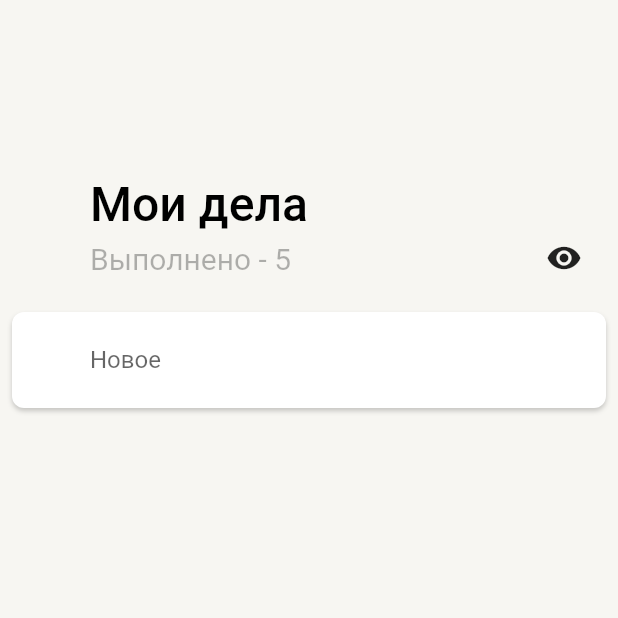
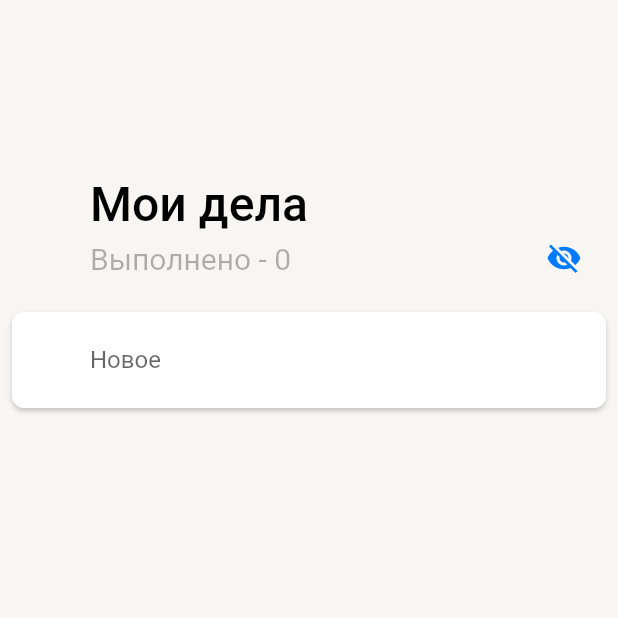
Before and after one commit to StarProxima/todo-manager, a Flutter app: the screen it shows after launch, on a phone screen of 412 x 824 dp, the top half of it. Run offline on Flutter 3.47's test engine with Material 2 defaults, Android fonts, the phone set to English and light mode, and no system bars; our stand-ins replace flutter_svg, google_fonts, hive, hive_flutter; accounts and stored records are empty; network calls fail.

Commit message:
VisibilityCompletedTask button

```diff
--- a/lib/data/local/tasks_manager.dart
+++ b/lib/data/local/tasks_manager.dart
@@ -36,6 +36,16 @@ class TasksController {
         .map((e) => e as Task)
         .toList();
     return __tasks!;
+  }
+
+  int getCompletedTaskCount() {
+    int count = 0;
+    for (var task in _tasks) {
+      if (task.done) {
+        count++;
+      }
+    }
+    return count;
   }
 
   bool checkLocalChanges(List<Task> serverTasks) {
--- a/lib/ui/pages/home_page.dart
+++ b/lib/ui/pages/home_page.dart
@@ -1,3 +1,5 @@
+import 'dart:developer';
+
 import 'package:flutter/material.dart';
 import 'package:todo_manager/data/local/tasks_manager.dart';
 import 'package:todo_manager/data/models/task_model.dart';
@@ -18,7 +20,7 @@ class _HomePageState extends State<HomePage> {
   Future<void> getTasks() async {
     var responce = await TasksController().getTasks();
     tasks = responce.data ?? tasks;
-    setState(() {});
+    //setState(() {});
   }
 
   void addTask() async {
@@ -57,21 +59,23 @@ class _HomePageState extends State<HomePage> {
     firstGetTasks();
   }
 
+  bool isd = false;
+
   @override
   Widget build(BuildContext context) {
+    log('message');
     return Scaffold(
       body: SafeArea(
         child: CustomScrollView(
           slivers: [
-            // SliverToBoxAdapter(
-            //   child: ElevatedButton(
-            //     onPressed: addTask,
-            //     child: const Text('add'),
-            //   ),
-            // ),
             SliverPersistentHeader(
               delegate: HomePageHeaderDelegate(
-                completedTaskCount: 5,
+                completedTaskCount: TasksController().getCompletedTaskCount(),
+                onChangeVisibilityCompletedTask: (value) {
+                  setState(() {
+                    isd = value;
+                  });
+                },
               ),
               pinned: true,
             ),
@@ -107,6 +111,9 @@ class _HomePageState extends State<HomePage> {
                         ),
                       );
                     }
+                    if (isd && tasks[index].done) {
+                      return const SizedBox();
+                    }
                     return TaskCard(
                       key: ValueKey(tasks[index].id),
                       task: tasks[index],
--- a/lib/ui/widgets/home_page_header_delegate.dart
+++ b/lib/ui/widgets/home_page_header_delegate.dart
@@ -3,10 +3,14 @@ import 'package:flutter/material.dart';
 class HomePageHeaderDelegate extends SliverPersistentHeaderDelegate {
   HomePageHeaderDelegate({
     required this.completedTaskCount,
+    required this.onChangeVisibilityCompletedTask,
   });
-  static const double expandedHeight = 200;
 
   final int completedTaskCount;
+
+  final Function(bool) onChangeVisibilityCompletedTask;
+
+  static const double expandedHeight = 200;
 
   @override
   Widget build(
@@ -17,7 +21,6 @@ class HomePageHeaderDelegate extends SliverPersistentHeaderDelegate {
     double diff = expandedHeight - kToolbarHeight;
     double t = (diff - shrinkOffset) / diff;
     double percentOfShrinkOffset = t > 0 ? t : 0;
-
     var theme = Theme.of(context);
     var textTheme = Theme.of(context).textTheme;
     return Material(
@@ -68,16 +71,11 @@ class HomePageHeaderDelegate extends SliverPersistentHeaderDelegate {
                   ],
                 ),
                 const Spacer(),
-                SizedBox(
-                  width: 24,
-                  height: 24,
-                  child: IconButton(
-                    padding: EdgeInsets.zero,
-                    onPressed: () {},
-                    icon: const Icon(
-                      Icons.visibility,
-                    ),
-                  ),
+                VisibilityButton(
+                  value: false,
+                  onChangeVisibilityCompletedTask: (value) {
+                    onChangeVisibilityCompletedTask(value);
+                  },
                 ),
                 SizedBox(
                   height: 16 + 2 * percentOfShrinkOffset,
@@ -99,3 +97,48 @@ class HomePageHeaderDelegate extends SliverPersistentHeaderDelegate {
   @override
   bool shouldRebuild(SliverPersistentHeaderDelegate oldDelegate) => true;
 }
+
+class VisibilityButton extends StatefulWidget {
+  const VisibilityButton({
+    Key? key,
+    required this.value,
+    required this.onChangeVisibilityCompletedTask,
+  }) : super(key: key);
+
+  final bool value;
+  final Function(bool) onChangeVisibilityCompletedTask;
+  @override
+  State<VisibilityButton> createState() => _VisibilityButtonState();
+}
+
+class _VisibilityButtonState extends State<VisibilityButton> {
+  late bool value = widget.value;
+  @override
+  Widget build(BuildContext context) {
+    var theme = Theme.of(context);
+    return SizedBox(
+      width: 24,
+      height: 24,
+      child: IconButton(
+        padding: EdgeInsets.zero,
+        splashRadius: 28,
+        onPressed: () {
+          value = !value;
+          widget.onChangeVisibilityCompletedTask(value);
+          setState(() {});
+        },
+        icon: value
+            ? Icon(
+                Icons.visibility,
+                size: 24,
+                color: theme.primaryColor,
+              )
+            : Icon(
+                Icons.visibility_off,
+                size: 24,
+                color: theme.primaryColor,
+              ),
+      ),
+    );
+  }
+}
```
